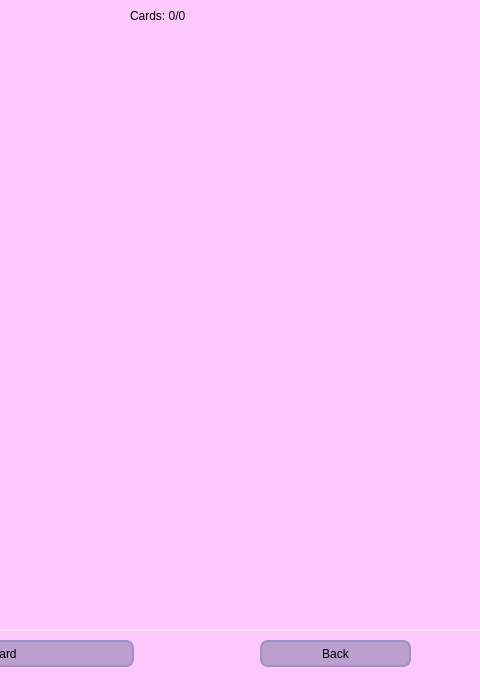
Above: UI/w_deck/deck.ui from Saigz/task_tracker_qt before the change; both pictures show x 690 to 1170 and y 0 to 700 of the 1170 by 700 pixel window. Below: the same form after it.
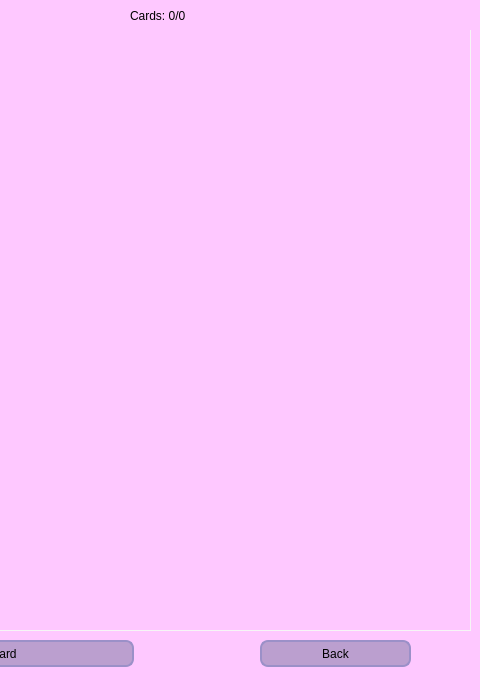
That is the form after the change. Icons and pictures are not drawn.

The edit to the form file:
```diff
--- a/UI/w_deck/deck.ui
+++ b/UI/w_deck/deck.ui
@@ -32,7 +32,7 @@
      <rect>
       <x>10</x>
       <y>30</y>
-      <width>1201</width>
+      <width>1151</width>
       <height>601</height>
      </rect>
     </property>
```
